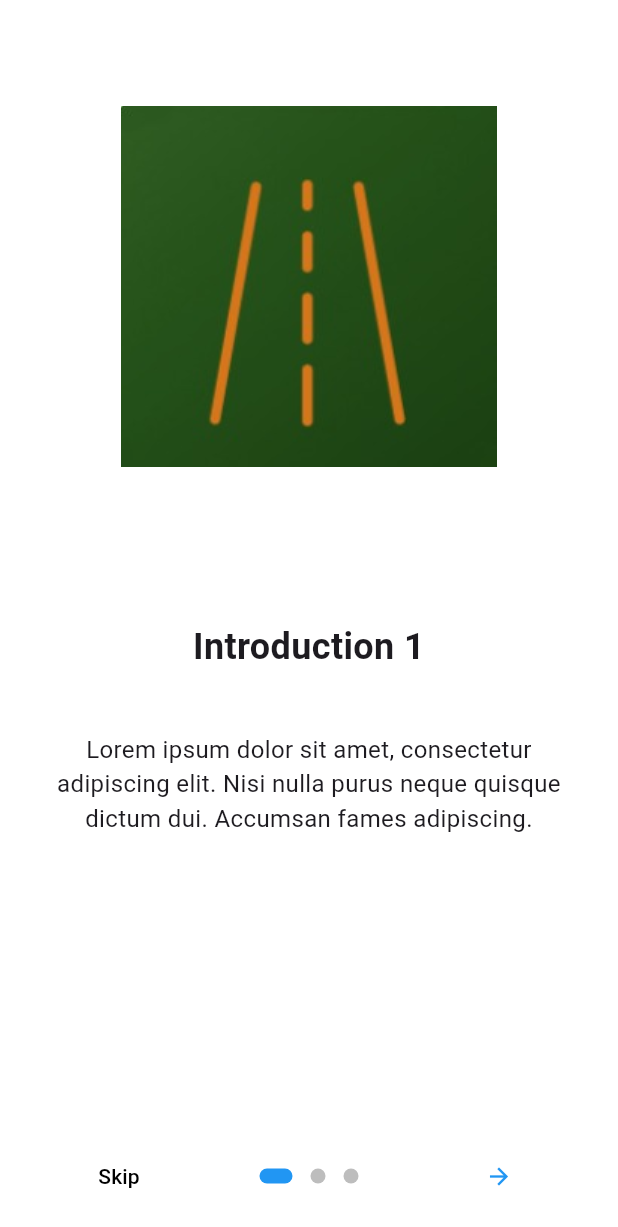
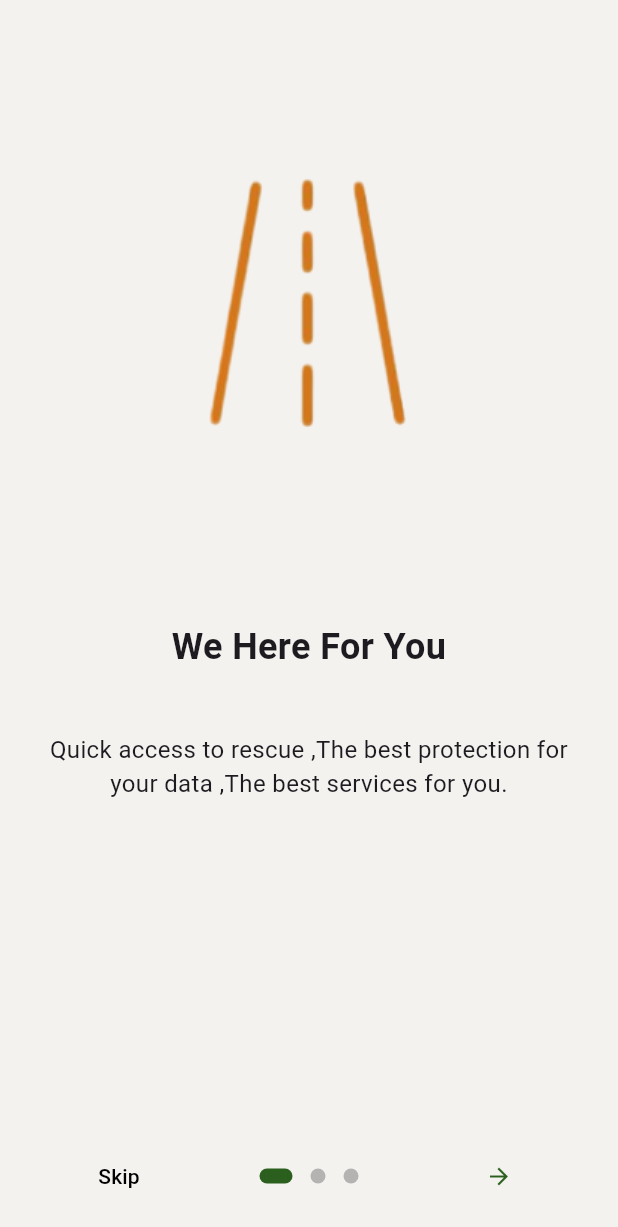
Before and after one commit to MohamedMagdy2810/Roadside-assitance, a Flutter app: the screen it shows after launch, on a phone screen of 412 x 824 dp. Shown: the top 1227 px of the screen. Run offline on Flutter 3.47's test engine with Material 3 defaults, Android fonts, the light colour scheme and no system bars; drawn by our look-alikes of introduction_screen; our stand-ins replace font_awesome_flutter, modal_progress_hud_nsn, shared_preferences.

Commit message:
finsh intro screen

```diff
--- a/lib/views/intro_screens.dart
+++ b/lib/views/intro_screens.dart
@@ -9,30 +9,29 @@ class introScreens extends StatelessWidget {
     return IntroductionScreen(
       pages: [
         PageViewModel(
-          title: "Introduction 1",
-          body: "Lorem ipsum dolor sit amet, consectetur adipiscing elit. Nisi nulla purus neque quisque dictum dui. Accumsan fames adipiscing.",
+          title: "We Here For You",
+          body: "Quick access to rescue ,The best protection for your data ,The best services for you.",
           image: Center(
-            child: Image.asset("assets/images/m.jpg", height: 250.0),
+            child: Image.asset("assets/images/m2.png", height: 250.0),
           ),
           decoration: getPageDecoration(),
         ),
         PageViewModel(
-          title: "Introduction 2",
-          body: "Lorem ipsum dolor sit amet, consectetur adipiscing elit. Nisi nulla purus neque quisque dictum dui. Accumsan fames adipiscing.",
-          image: Center(
-            child: Image.asset("assets/images/m.jpg", height: 250.0),
-          ),
+          title: "Did your car break down?",
+          body: "We provide you with the best service to repair all car problems such as car breakdown, battery problems, engine oil problems, and fuel shortages.",
+          image: Image.asset(
+            "assets/images/Repair.png"
+            ,height: 150,
+            ),
           decoration: getPageDecoration(),
         ),
         PageViewModel(
-          title: "Introduction 3",
-          body: "Lorem ipsum dolor sit amet, consectetur adipiscing elit. Nisi nulla purus neque quisque dictum dui. Accumsan fames adipiscing.",
-          image: Center(
-            child: Image.asset("assets/images/m.jpg", height: 250.0),
-          ),
+          title: "Are your tires safe?",
+          body: " We provide you with the best service to repair all car tire problems on the road, and to achieve safety on your trip.",
+          image: Image.asset("assets/images/flat_tire.png",),
           decoration: getPageDecoration(),
         ),
-      ],
+              ],
       onDone: () {
         // Handle when done is pressed
         Navigator.of(context).pushReplacementNamed(first_screen.ID);
@@ -43,17 +42,17 @@ class introScreens extends StatelessWidget {
       },
       showSkipButton: true,
       skip: const Text("Skip", style: TextStyle(color: Colors.black)),
-      next: const Icon(Icons.arrow_forward, color: Colors.blue),
-      done: const Text("Done", style: TextStyle(fontWeight: FontWeight.w600, color: Colors.blue)),
+      next: const Icon(Icons.arrow_forward, color: Color(0xff2B5F1D)),
+      done: const Text("Done", style: TextStyle(fontWeight: FontWeight.w900, color: Color(0xff2B5F1D))),
       dotsDecorator: getDotDecoration(),
-      globalBackgroundColor: Colors.white,
+      globalBackgroundColor: Color(0xFFF4F2EF),
     );
   }
 
   DotsDecorator getDotDecoration() {
     return DotsDecorator(
       color: Colors.black26,
-      activeColor: Colors.blue,
+      activeColor: Color(0xff2B5F1D),
       size: Size(10.0, 10.0),
       activeSize: Size(22.0, 10.0),
       activeShape: RoundedRectangleBorder(
@@ -68,7 +67,7 @@ class introScreens extends StatelessWidget {
       bodyTextStyle: TextStyle(fontSize: 16.0),
       bodyPadding: EdgeInsets.all(16.0).copyWith(bottom: 0),
       imagePadding: EdgeInsets.all(24.0),
-      pageColor: Colors.white,
+      pageColor: Color(0xFFF4F2EF),
     );
   }
 }
--- a/lib/views/splash_screen.dart
+++ b/lib/views/splash_screen.dart
@@ -40,8 +40,7 @@ class _SplashScreenState extends State<SplashScreen> {
   @override
   Widget build(BuildContext context) {
     return Scaffold(
-      backgroundColor: Color(0xff27541C
-),
+      backgroundColor: Color(0xff27541C),
       body: Center(
         child: Image.asset('assets/images/splash.png',fit: BoxFit.fitWidth,) // or any other loading indicator
       ),
```
Also changed, not shown: assets/images/m2.png (added).
